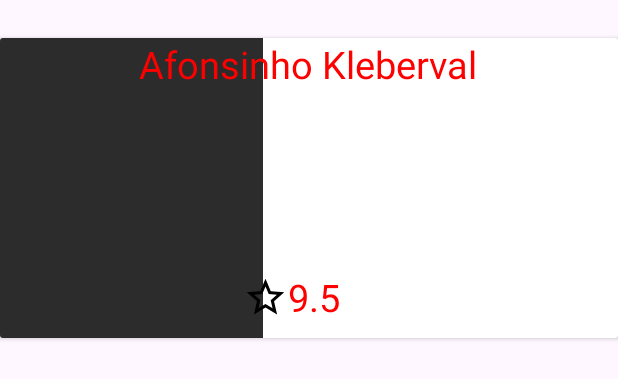
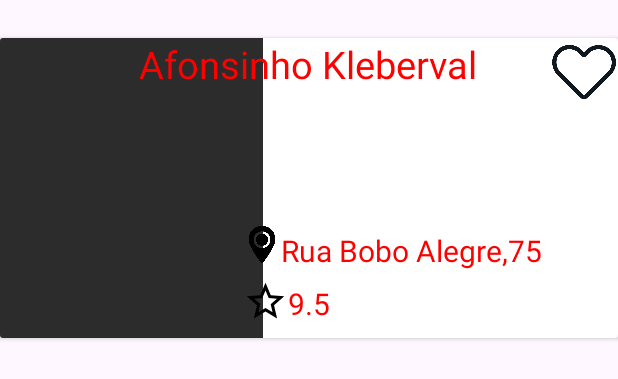
Before and after one commit to tPdru/agenda_App, an Android app: the layout modelo_perfil_servico.xml on its own in the app's theme, with its tools: preview values and no code run, on a phone screen of 412 x 824 dp. Shown: the top 379 px of the screen. Run offline under Robolectric (Android 15) with nearby library versions, the phone set to English and light mode, and no system bars.

Commit message:
modelo perfis de serviço pronto

```diff
--- a/app/src/main/res/layout/modelo_perfil_servico.xml
+++ b/app/src/main/res/layout/modelo_perfil_servico.xml
@@ -26,37 +26,64 @@
                 android:textColor="#FF0000"
                 android:textSize="25dp" />
 
+            <ImageView
+                android:layout_width="45dp"
+                android:layout_height="45dp"
+                android:layout_gravity="right"
+                android:src="@drawable/coracao_icon" />
+
+
             <LinearLayout
                 android:layout_width="255dp"
                 android:layout_height="match_parent"
                 android:layout_gravity="right"
-                android:paddingLeft="5dp"
                 android:layout_marginTop="35dp"
-                android:orientation="vertical">
+                android:orientation="vertical"
+                android:paddingLeft="5dp">
 
 
                 <TextView
                     android:layout_width="250dp"
-                    android:layout_gravity="center_horizontal"
-                    android:layout_height="120dp" />
+                    android:layout_height="90dp"
+                    android:layout_gravity="center_horizontal" />
 
                 <LinearLayout
-                    android:layout_gravity=""
                     android:layout_width="match_parent"
-                    android:layout_height="match_parent"
+                    android:layout_height="35dp"
+                    android:orientation="horizontal">
+
+                    <ImageView
+                        android:layout_width="25dp"
+                        android:layout_height="25dp"
+                        android:src="@drawable/local_icon" />
+
+                    <TextView
+                        android:layout_width="match_parent"
+                        android:layout_height="30dp"
+                        android:layout_gravity="center_vertical"
+                        android:text="Rua Bobo Alegre,75 "
+                        android:textColor="#FF0000"
+                        android:textSize="20sp" />
+
+                </LinearLayout>
+
+                <LinearLayout
+                    android:layout_width="match_parent"
+                    android:layout_height="35dp"
                     android:orientation="horizontal">
 
                     <ImageView
                         android:layout_width="30dp"
-                        android:layout_height="35dp"
+                        android:layout_height="30dp"
                         android:src="@drawable/baseline_star_outline" />
 
                     <TextView
                         android:layout_width="match_parent"
                         android:layout_height="30dp"
+                        android:layout_gravity="center_vertical"
                         android:text="9.5"
                         android:textColor="#FF0000"
-                        android:textSize="25sp" />
+                        android:textSize="20dp" />
 
                 </LinearLayout>
 
```
Also changed, not shown: app/src/main/res/drawable/coracao_icon.png (added), app/src/main/res/drawable/local_icon.png (added).
